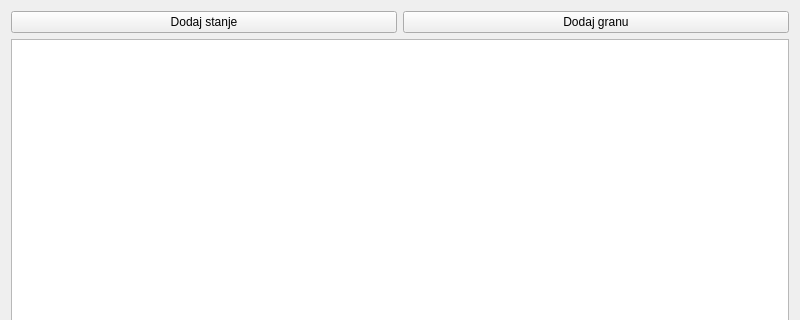
This is graph.ui in trznjak/rs15-15 as Qt 5 draws it before an edit; both pictures show x 0 to 800 and y 0 to 320 of the 800 by 600 pixel window. The edited form follows.
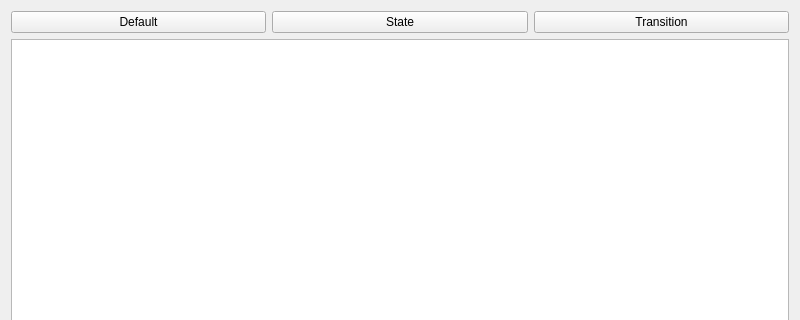
This is the edited form.

What changed in the file:
```diff
--- a/graph.ui
+++ b/graph.ui
@@ -18,10 +18,20 @@
     <layout class="QVBoxLayout" name="verticalLayout">
      <item>
       <layout class="QHBoxLayout" name="horizontalLayout">
+       <item>
+        <widget class="QPushButton" name="defaultButton">
+         <property name="text">
+          <string>Default</string>
+         </property>
+         <property name="checkable">
+          <bool>true</bool>
+         </property>
+        </widget>
+       </item>
        <item>
         <widget class="QPushButton" name="state">
          <property name="text">
-          <string>Dodaj stanje</string>
+          <string>State</string>
          </property>
          <property name="checkable">
           <bool>true</bool>
@@ -31,7 +41,7 @@
        <item>
         <widget class="QPushButton" name="link">
          <property name="text">
-          <string>Dodaj granu</string>
+          <string>Transition</string>
          </property>
          <property name="checkable">
           <bool>true</bool>
```
